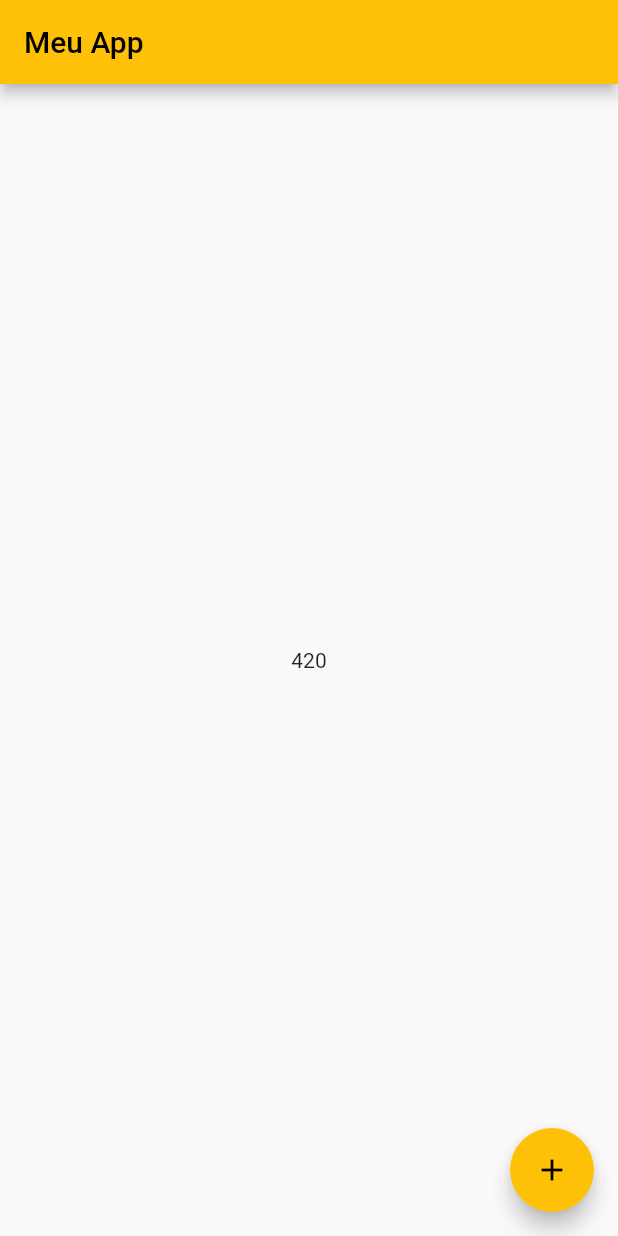
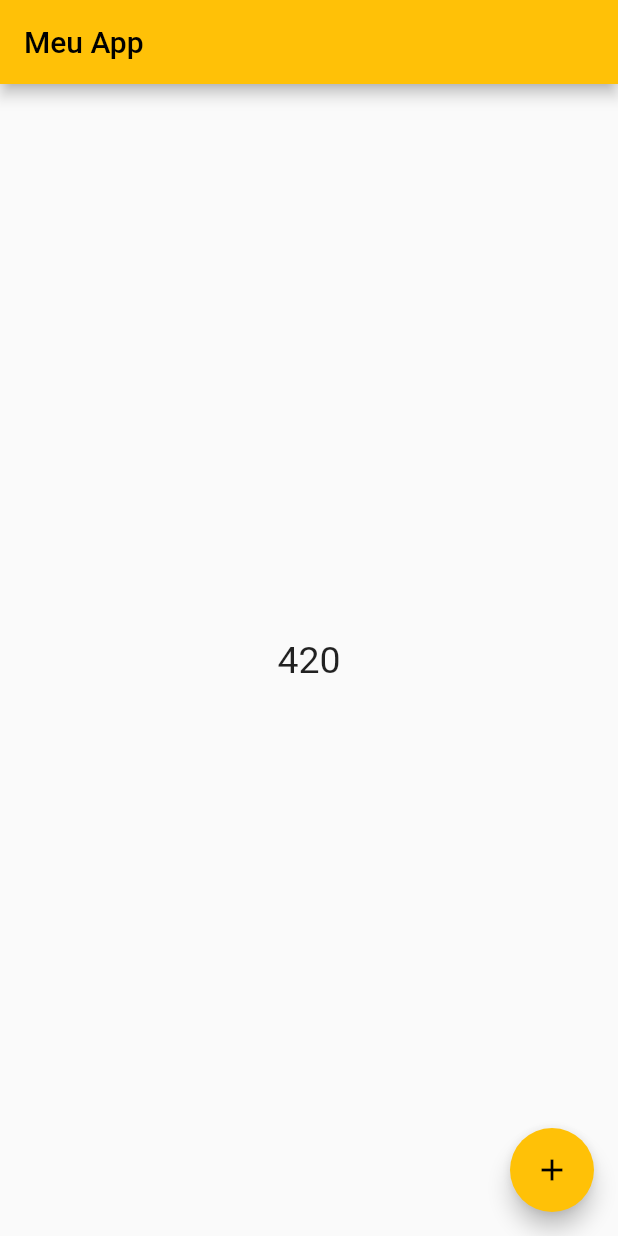
Before and after one commit to pedroabreudev/first_flutter_DIO, a Flutter app: the screen it shows after launch, after a tap on the "add" icon, on a phone screen of 412 x 824 dp. Run offline on Flutter 3.47's test engine with Material 2 defaults, Android fonts, the light colour scheme and no system bars; our stand-ins replace google_fonts; Roboto replaces fonts that are missing (Acme).

Commit message:
Alterando e Instalando Fontes

```diff
--- a/lib/my_app.dart
+++ b/lib/my_app.dart
@@ -1,4 +1,5 @@
 import 'package:flutter/material.dart';
+import 'package:google_fonts/google_fonts.dart';
 
 import 'pages/home_page.dart';
 
@@ -10,7 +11,9 @@ class MyApp extends StatelessWidget {
     return MaterialApp(
       debugShowCheckedModeBanner: false,
       home: const HomePage(),
-      theme: ThemeData(primarySwatch: Colors.amber),
+      theme: ThemeData(
+          primarySwatch: Colors.amber,
+          textTheme: GoogleFonts.pacificoTextTheme()),
     );
   }
 }
--- a/lib/pages/home_page.dart
+++ b/lib/pages/home_page.dart
@@ -1,4 +1,5 @@
 import 'package:flutter/material.dart';
+import 'package:google_fonts/google_fonts.dart';
 
 import '../service/make_number_random.dart';
 
@@ -16,9 +17,16 @@ class _HomePageState extends State<HomePage> {
   Widget build(BuildContext context) {
     return Scaffold(
       appBar: AppBar(
-        title: const Text("Meu App"),
+        title: Text(
+          "Meu App",
+          style: GoogleFonts.roboto(),
+        ),
       ),
-      body: Center(child: Text(numberRandom.toString())),
+      body: Center(
+          child: Text(
+        numberRandom.toString(),
+        style: GoogleFonts.acme(fontSize: 25),
+      )),
       floatingActionButton: FloatingActionButton(
         child: const Icon(Icons.add),
         onPressed: () {
--- a/pubspec.yaml
+++ b/pubspec.yaml
@@ -29,6 +29,7 @@ environment:
 # the latest version available on pub.dev. To see which dependencies have newer
 # versions available, run `flutter pub outdated`.
 dependencies:
+  google_fonts: ^3.0.1
   flutter:
     sdk: flutter
 
```
Also changed, not shown: 9 other files.
